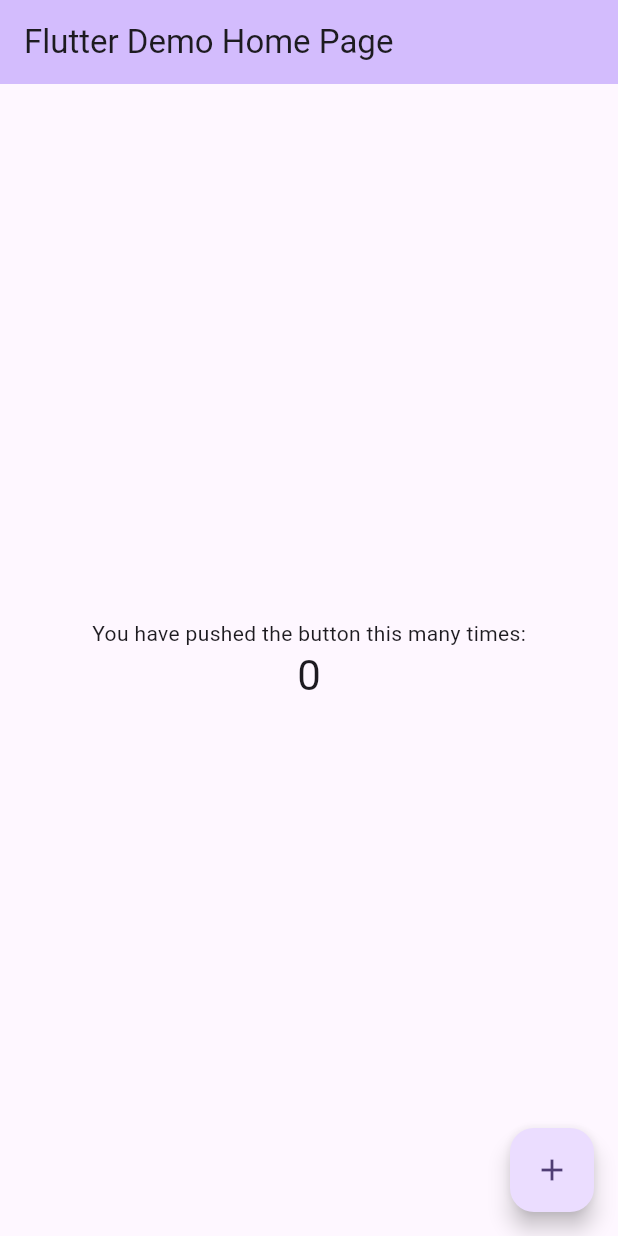
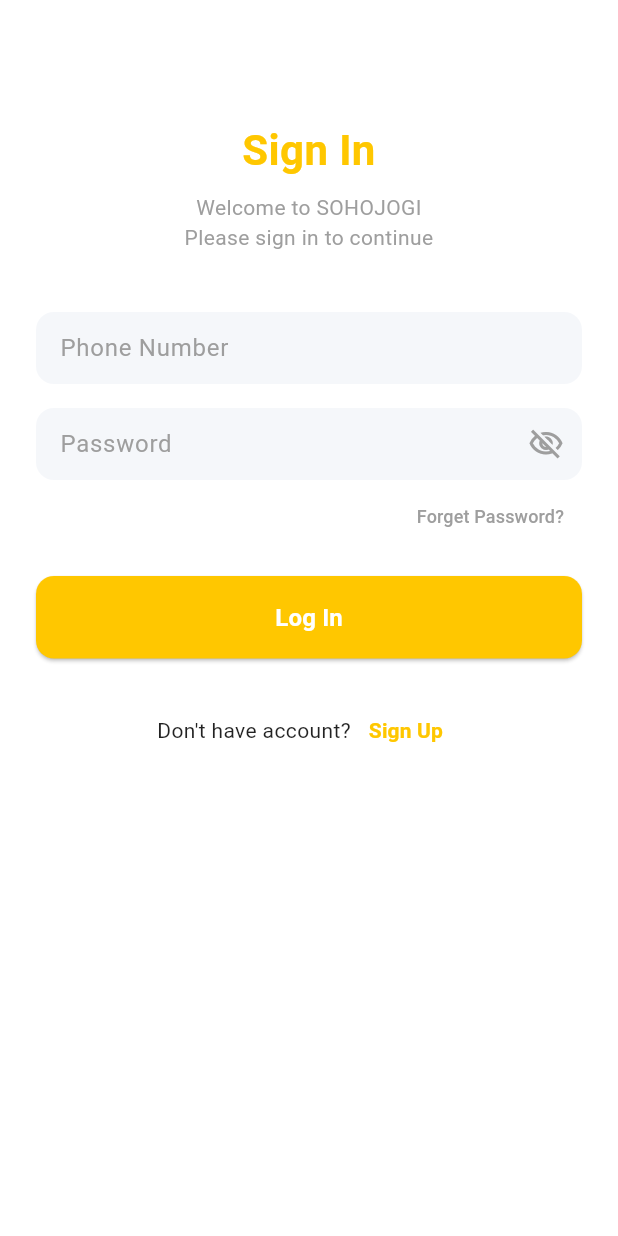
Before and after one commit to Learnathon-By-Geeky-Solutions/team-synergy, a Flutter app: the screen it shows after launch, on a phone screen of 412 x 824 dp. Run offline on Flutter 3.47's test engine with Material 3 defaults, Android fonts, the phone set to English and light mode, and no system bars; our stand-ins replace supabase_flutter; accounts and stored records are empty.

Commit message:
-- signup and sign in page with supabase

```diff
--- a/sohojogi/lib/main.dart
+++ b/sohojogi/lib/main.dart
@@ -1,52 +1,35 @@
 import 'package:flutter/material.dart';
+import 'package:sohojogi/screens/auth/views/signin_view.dart';
+import 'package:supabase_flutter/supabase_flutter.dart';
 
-void main() {
+
+const supabaseUrl = "https://szcieomutldoegeoelke.supabase.co";
+const supabaseKey = "eyJhbGciOiJIUzI1NiIsInR5cCI6IkpXVCJ9.eyJpc3MiOiJzdXBhYmFzZSIsInJlZiI6InN6Y2llb211dGxkb2VnZW9lbGtlIiwicm9sZSI6ImFub24iLCJpYXQiOjE3NDIwNjU0NzUsImV4cCI6MjA1NzY0MTQ3NX0.nJKEJbgTzYEg9HpHgtRpK1d5rbNzTR6WUMdhBpbU0Oc";//String.fromEnvironment('SUPABASE_KEY');
+
+Future<void> main() async {
+  WidgetsFlutterBinding.ensureInitialized();
+  await Supabase.initialize(url: supabaseUrl, anonKey: supabaseKey);
   runApp(const MyApp());
 }
 
 class MyApp extends StatelessWidget {
   const MyApp({super.key});
 
-  // This widget is the root of your application.
   @override
   Widget build(BuildContext context) {
     return MaterialApp(
       title: 'Flutter Demo',
       theme: ThemeData(
-        // This is the theme of your application.
-        //
-        // TRY THIS: Try running your application with "flutter run". You'll see
-        // the application has a purple toolbar. Then, without quitting the app,
-        // try changing the seedColor in the colorScheme below to Colors.green
-        // and then invoke "hot reload" (save your changes or press the "hot
-        // reload" button in a Flutter-supported IDE, or press "r" if you used
-        // the command line to start the app).
-        //
-        // Notice that the counter didn't reset back to zero; the application
-        // state is not lost during the reload. To reset the state, use hot
-        // restart instead.
-        //
-        // This works for code too, not just values: Most code changes can be
-        // tested with just a hot reload.
         colorScheme: ColorScheme.fromSeed(seedColor: Colors.deepPurple),
         useMaterial3: true,
       ),
-      home: const MyHomePage(title: 'Flutter Demo Home Page'),
+      home: SignInView(),
     );
   }
 }
 
 class MyHomePage extends StatefulWidget {
   const MyHomePage({super.key, required this.title});
-
-  // This widget is the home page of your application. It is stateful, meaning
-  // that it has a State object (defined below) that contains fields that affect
-  // how it looks.
-
-  // This class is the configuration for the state. It holds the values (in this
-  // case the title) provided by the parent (in this case the App widget) and
-  // used by the build method of the State. Fields in a Widget subclass are
-  // always marked "final".
 
   final String title;
 
@@ -55,63 +38,34 @@
 }
 
 class _MyHomePageState extends State<MyHomePage> {
-  int _counter = 0;
+  ValueNotifier<int> _counter = ValueNotifier<int>(0);
 
   void _incrementCounter() {
-    setState(() {
-      // This call to setState tells the Flutter framework that something has
-      // changed in this State, which causes it to rerun the build method below
-      // so that the display can reflect the updated values. If we changed
-      // _counter without calling setState(), then the build method would not be
-      // called again, and so nothing would appear to happen.
-      _counter++;
-    });
+    _counter.value++;
   }
 
   @override
   Widget build(BuildContext context) {
-    // This method is rerun every time setState is called, for instance as done
-    // by the _incrementCounter method above.
-    //
-    // The Flutter framework has been optimized to make rerunning build methods
-    // fast, so that you can just rebuild anything that needs updating rather
-    // than having to individually change instances of widgets.
+    print("again");
     return Scaffold(
       appBar: AppBar(
-        // TRY THIS: Try changing the color here to a specific color (to
-        // Colors.amber, perhaps?) and trigger a hot reload to see the AppBar
-        // change color while the other colors stay the same.
         backgroundColor: Theme.of(context).colorScheme.inversePrimary,
-        // Here we take the value from the MyHomePage object that was created by
-        // the App.build method, and use it to set our appbar title.
         title: Text(widget.title),
       ),
       body: Center(
-        // Center is a layout widget. It takes a single child and positions it
-        // in the middle of the parent.
         child: Column(
-          // Column is also a layout widget. It takes a list of children and
-          // arranges them vertically. By default, it sizes itself to fit its
-          // children horizontally, and tries to be as tall as its parent.
-          //
-          // Column has various properties to control how it sizes itself and
-          // how it positions its children. Here we use mainAxisAlignment to
-          // center the children vertically; the main axis here is the vertical
-          // axis because Columns are vertical (the cross axis would be
-          // horizontal).
-          //
-          // TRY THIS: Invoke "debug painting" (choose the "Toggle Debug Paint"
-          // action in the IDE, or press "p" in the console), to see the
-          // wireframe for each widget.
           mainAxisAlignment: MainAxisAlignment.center,
           children: <Widget>[
             const Text(
               'You have pushed the button this many times:',
             ),
-            Text(
-              '$_counter',
-              style: Theme.of(context).textTheme.headlineMedium,
-            ),
+            ValueListenableBuilder(valueListenable: _counter, builder: (context, int count, child){
+              print("inside");
+              return Text(
+                '$count',
+                style: Theme.of(context).textTheme.headlineMedium,
+              );
+            }),
           ],
         ),
       ),
@@ -119,7 +73,7 @@
         onPressed: _incrementCounter,
         tooltip: 'Increment',
         child: const Icon(Icons.add),
-      ), // This trailing comma makes auto-formatting nicer for build methods.
+      ),
     );
   }
 }
--- /dev/null
+++ b/sohojogi/lib/screens/auth/views/signin_view.dart
@@ -0,0 +1,161 @@
+import 'package:flutter/material.dart';
+import 'package:sohojogi/screens/auth/views/signup_view.dart';
+
+class SignInView extends StatelessWidget {
+  final TextEditingController phoneController = TextEditingController();
+  final TextEditingController passwordController = TextEditingController();
+  final ValueNotifier<bool> obscurePassword = ValueNotifier<bool>(true);
+
+  SignInView({Key? key}) : super(key: key);
+
+  @override
+  Widget build(BuildContext context) {
+    return Scaffold(
+      backgroundColor: Colors.white,
+      body: SafeArea(
+        child: SingleChildScrollView(
+          padding: const EdgeInsets.symmetric(horizontal: 24),
+          child: Column(
+            crossAxisAlignment: CrossAxisAlignment.stretch,
+            children: [
+              const SizedBox(height: 80),
+              const Text(
+                'Sign In',
+                style: TextStyle(
+                  fontSize: 28,
+                  fontWeight: FontWeight.bold,
+                  color: Color(0xFFFFC700),
+                ),
+                textAlign: TextAlign.center,
+              ),
+              const SizedBox(height: 8),
+              const Text(
+                'Welcome to SOHOJOGI\nPlease sign in to continue',
+                style: TextStyle(
+                  fontSize: 14,
+                  color: Colors.grey,
+                ),
+                textAlign: TextAlign.center,
+              ),
+              const SizedBox(height: 40),
+              Container(
+                decoration: BoxDecoration(
+                  color: const Color(0xFFF5F7FA),
+                  borderRadius: BorderRadius.circular(12),
+                ),
+                padding: const EdgeInsets.symmetric(horizontal: 16),
+                child: TextField(
+                  controller: phoneController,
+                  keyboardType: TextInputType.phone,
+                  decoration: const InputDecoration(
+                    hintText: 'Phone Number',
+                    hintStyle: TextStyle(color: Colors.grey),
+                    border: InputBorder.none,
+                  ),
+                ),
+              ),
+              const SizedBox(height: 16),
+              ValueListenableBuilder<bool>(
+                valueListenable: obscurePassword,
+                builder: (_, obscure, __) {
+                  return Container(
+                    decoration: BoxDecoration(
+                      color: const Color(0xFFF5F7FA),
+                      borderRadius: BorderRadius.circular(12),
+                    ),
+                    child: Row(
+                      children: [
+                        Expanded(
+                          child: TextField(
+                            controller: passwordController,
+                            obscureText: obscure,
+                            decoration: const InputDecoration(
+                              hintText: 'Password',
+                              hintStyle: TextStyle(color: Colors.grey),
+                              border: InputBorder.none,
+                              contentPadding: EdgeInsets.symmetric(horizontal: 16),
+                            ),
+                          ),
+                        ),
+                        IconButton(
+                          icon: Icon(
+                            obscure ? Icons.visibility_off_outlined : Icons.visibility_outlined,
+                            color: Colors.grey,
+                          ),
+                          onPressed: () => obscurePassword.value = !obscure,
+                        ),
+                      ],
+                    ),
+                  );
+                },
+              ),
+              Align(
+                alignment: Alignment.centerRight,
+                child: TextButton(
+                  onPressed: () {
+                    // Navigate to forgot password
+                    // Navigator.push(
+                    //   context,
+                    //   MaterialPageRoute(builder: (context) => ForgotPasswordView()),
+                    // );
+                  },
+                  child: const Text(
+                    'Forget Password?',
+                    style: TextStyle(color: Colors.grey, fontSize: 12),
+                  ),
+                ),
+              ),
+              const SizedBox(height: 16),
+              ElevatedButton(
+                onPressed: () {
+                  // Handle sign in logic
+                },
+                style: ElevatedButton.styleFrom(
+                  backgroundColor: const Color(0xFFFFC700),
+                  padding: const EdgeInsets.symmetric(vertical: 16),
+                  shape: RoundedRectangleBorder(
+                    borderRadius: BorderRadius.circular(12),
+                  ),
+                ),
+                child: const Text(
+                  'Log In',
+                  style: TextStyle(
+                    fontSize: 16,
+                    fontWeight: FontWeight.bold,
+                    color: Colors.white,
+                  ),
+                ),
+              ),
+              const SizedBox(height: 24),
+              Row(
+                mainAxisAlignment: MainAxisAlignment.center,
+                children: [
+                  const Text(
+                    'Don\'t have account?',
+                    style: TextStyle(color: Colors.black87),
+                  ),
+                  TextButton(
+                    onPressed: () {
+                      // Navigate to sign up
+                      Navigator.push(
+                        context,
+                        MaterialPageRoute(builder: (context) => SignUpView()),
+                      );
+                    },
+                    child: const Text(
+                      'Sign Up',
+                      style: TextStyle(
+                        color: Color(0xFFFFC700),
+                        fontWeight: FontWeight.bold,
+                      ),
+                    ),
+                  ),
+                ],
+              ),
+            ],
+          ),
+        ),
+      ),
+    );
+  }
+}
--- a/sohojogi/pubspec.yaml
+++ b/sohojogi/pubspec.yaml
@@ -34,6 +34,7 @@
   # The following adds the Cupertino Icons font to your application.
   # Use with the CupertinoIcons class for iOS style icons.
   cupertino_icons: ^1.0.8
+  supabase_flutter: ^2.8.4
 
 dev_dependencies:
   flutter_test:
```
Also changed, not shown: sohojogi/lib/screens/auth/views/signup_view.dart (added, +231 -0 lines), sohojogi/lib/screens/auth/view_model/signup_view_model.dart (added), sohojogi/pubspec.lock.
